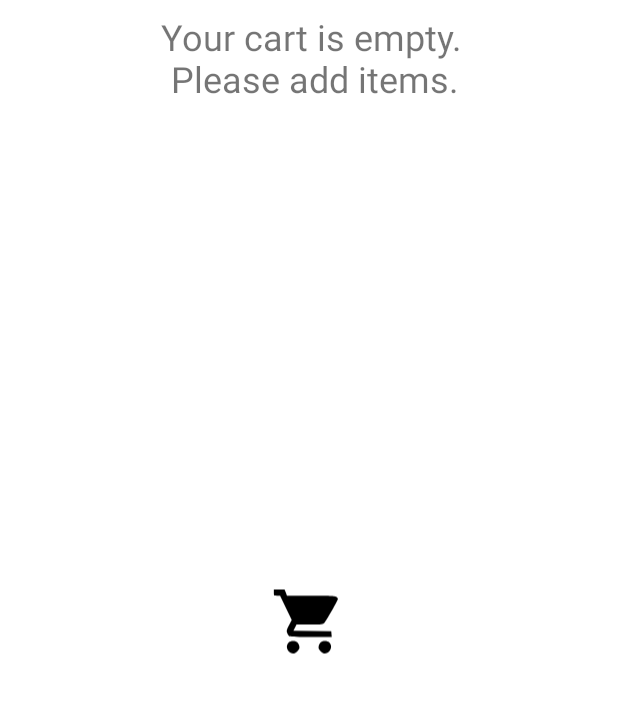
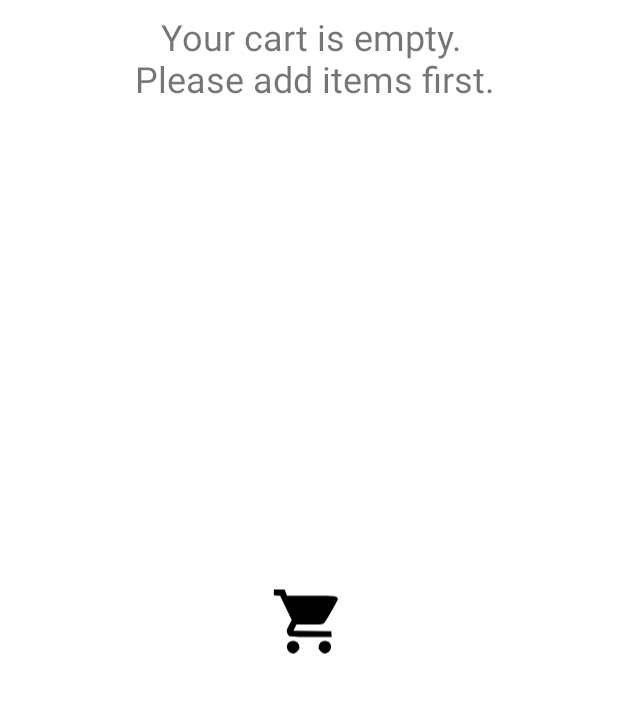
Before and after one commit to kavyaHebbani/App-Shortcuts, an Android app: the screen it shows after launch (MainActivity), after a tap on an icon or button, on a phone screen of 412 x 824 dp, the part 84-797 px from its top. Run offline under Robolectric (Android 15) with nearby library versions, the phone set to English and light mode, and no system bars.

Commit message:
Create package for fragments and shortcuts

```diff
--- a/app/src/main/java/upday/sample/shortcuts/adapter/CategoriesRecyclerViewAdapter.java
+++ b/app/src/main/java/upday/sample/shortcuts/adapter/CategoriesRecyclerViewAdapter.java
@@ -12,7 +12,7 @@ import android.widget.Toast;
 import java.util.ArrayList;
 import java.util.List;
 
-import upday.sample.shortcuts.DynamicShortcuts;
+import upday.sample.shortcuts.shortcuts.DynamicShortcuts;
 import upday.sample.shortcuts.R;
 
 /**
--- a/app/src/main/java/upday/sample/shortcuts/data/ItemListGenerator.java
+++ b/app/src/main/java/upday/sample/shortcuts/data/ItemListGenerator.java
@@ -12,6 +12,7 @@ import static upday.sample.shortcuts.data.ItemListGenerator.Categories.SPORTS;
 
 /**
  * Created by kavya on, 23/11/16.
+ * In real-time app, getting data needs to performed on background thread.
  */
 public class ItemListGenerator {
 
@@ -24,12 +25,12 @@ public class ItemListGenerator {
 
     public static List<Item> getItemsList() {
         List<Item> items = new ArrayList<>(6);
-        items.add(new Item("item1", GADGETS, 50));
-        items.add(new Item("item2", GADGETS, 70));
-        items.add(new Item("item3", SPORTS, 80));
-        items.add(new Item("item4", SPORTS, 90));
-        items.add(new Item("item5", FASHION, 100));
-        items.add(new Item("item6", FASHION, 60));
+        items.add(new Item("Item1", GADGETS, 50));
+        items.add(new Item("Item2", GADGETS, 70));
+        items.add(new Item("Item3", SPORTS, 80));
+        items.add(new Item("Item4", SPORTS, 90));
+        items.add(new Item("Item5", FASHION, 100));
+        items.add(new Item("Item6", FASHION, 60));
         return items;
     }
 
--- a/app/src/main/java/upday/sample/shortcuts/CartFragment.java
+++ b/app/src/main/java/upday/sample/shortcuts/fragments/CartFragment.java
@@ -1,4 +1,4 @@
-package upday.sample.shortcuts;
+package upday.sample.shortcuts.fragments;
 
 import android.os.Bundle;
 import android.support.annotation.Nullable;
@@ -6,6 +6,8 @@ import android.support.v4.app.Fragment;
 import android.view.LayoutInflater;
 import android.view.View;
 import android.view.ViewGroup;
+
+import upday.sample.shortcuts.R;
 
 /**
  * Created by kavya on, 23/11/16.
--- a/app/src/main/java/upday/sample/shortcuts/CategoriesFragment.java
+++ b/app/src/main/java/upday/sample/shortcuts/fragments/CategoriesFragment.java
@@ -1,4 +1,4 @@
-package upday.sample.shortcuts;
+package upday.sample.shortcuts.fragments;
 
 import android.os.Bundle;
 import android.support.annotation.Nullable;
@@ -10,6 +10,8 @@ import android.view.View;
 import android.view.ViewGroup;
 import android.widget.Button;
 
+import upday.sample.shortcuts.shortcuts.DynamicShortcuts;
+import upday.sample.shortcuts.R;
 import upday.sample.shortcuts.adapter.CategoriesRecyclerViewAdapter;
 
 import static upday.sample.shortcuts.data.ItemListGenerator.getCategoriesList;
--- a/app/src/main/java/upday/sample/shortcuts/MainFragment.java
+++ b/app/src/main/java/upday/sample/shortcuts/fragments/MainFragment.java
@@ -1,4 +1,4 @@
-package upday.sample.shortcuts;
+package upday.sample.shortcuts.fragments;
 
 import android.os.Bundle;
 import android.support.annotation.NonNull;
@@ -10,6 +10,8 @@ import android.view.LayoutInflater;
 import android.view.View;
 import android.view.ViewGroup;
 
+import upday.sample.shortcuts.shortcuts.DynamicShortcuts;
+import upday.sample.shortcuts.R;
 import upday.sample.shortcuts.adapter.MainRecyclerViewAdapter;
 
 import static upday.sample.shortcuts.data.ItemListGenerator.getItemsList;
--- a/app/src/main/java/upday/sample/shortcuts/MyFragmentManager.java
+++ b/app/src/main/java/upday/sample/shortcuts/fragments/MyFragmentManager.java
@@ -1,7 +1,9 @@
-package upday.sample.shortcuts;
+package upday.sample.shortcuts.fragments;
 
 import android.content.Intent;
 import android.support.v4.app.FragmentManager;
+
+import upday.sample.shortcuts.R;
 
 /**
  * Created by kavya on, 26/11/16.
@@ -9,24 +11,24 @@ import android.support.v4.app.FragmentManager;
 
 public class MyFragmentManager {
 
-    static final String CART = "cart";
-    static final String CATEGORIES = "categories";
-    static final String FRAGMENT_TO_SHOW = "fragment";
+    public static final String CART = "cart";
+    public static final String CATEGORIES = "categories";
+    public static final String FRAGMENT_TO_SHOW = "fragment";
 
     private static final String CART_FRAGMENT = "CartFragment";
     private static final String CATEGORIES_FRAGMENT = "CategoriesFragment";
 
     private FragmentManager mFragmentManager;
 
-    MyFragmentManager(FragmentManager fragmentManager) {
+    public MyFragmentManager(FragmentManager fragmentManager) {
         mFragmentManager = fragmentManager;
     }
 
-    void handleIntent(Intent intent) {
+    public void handleIntent(Intent intent) {
         showFragment(intent.getStringExtra(FRAGMENT_TO_SHOW));
     }
 
-    void showFragment(String name) {
+    public void showFragment(String name) {
         if (name != null) {
             switch (name) {
                 case CART:
--- a/app/src/main/java/upday/sample/shortcuts/DynamicShortcuts.java
+++ b/app/src/main/java/upday/sample/shortcuts/shortcuts/DynamicShortcuts.java
@@ -1,4 +1,4 @@
-package upday.sample.shortcuts;
+package upday.sample.shortcuts.shortcuts;
 
 import android.content.Context;
 import android.content.Intent;
@@ -10,10 +10,12 @@ import android.widget.Toast;
 import java.util.Arrays;
 import java.util.List;
 
+import upday.sample.shortcuts.MainActivity;
+import upday.sample.shortcuts.R;
 import upday.sample.shortcuts.data.ItemListGenerator;
 
-import static upday.sample.shortcuts.MyFragmentManager.FRAGMENT_TO_SHOW;
 import static upday.sample.shortcuts.data.ItemListGenerator.getIconForCategory;
+import static upday.sample.shortcuts.fragments.MyFragmentManager.FRAGMENT_TO_SHOW;
 
 /**
  * Created by kavya on, 25/11/16.
@@ -38,7 +40,7 @@ public class DynamicShortcuts {
         shortcutManager.setDynamicShortcuts(getShortcutInfo(context, category));
     }
 
-    static void restoreShortcuts(Context context) {
+    public static void restoreShortcuts(Context context) {
         ShortcutManager shortcutManager = getShortcutManager(context);
         if (shortcutManager.getDynamicShortcuts().size() == 0) {
             // restore dynamic shortcuts that needs to be added by default.
@@ -49,11 +51,11 @@ public class DynamicShortcuts {
         }
     }
 
-    static void reportShortcutUsed(Context context, String category) {
+    public static void reportShortcutUsed(Context context, String category) {
         getShortcutManager(context).reportShortcutUsed(category);
     }
 
-    static void removeShortcuts(Context context) {
+    public static void removeShortcuts(Context context) {
         Toast.makeText(context, R.string.shortcuts_removed, Toast.LENGTH_SHORT).show();
         getShortcutManager(context).removeAllDynamicShortcuts();
     }
@@ -68,7 +70,7 @@ public class DynamicShortcuts {
         // Add more shortcuts here
         return Arrays.asList(new ShortcutInfo.Builder(context, category)
                                      .setShortLabel(category)
-                                     .setLongLabel("Open " + category)
+                                     .setLongLabel("Go To " + category)
                                      .setIcon(getIcon(context, category))
                                      .setIntent(getIntent(context, category))
                                      .build());
--- a/app/src/main/res/layout/activity_main.xml
+++ b/app/src/main/res/layout/activity_main.xml
@@ -14,7 +14,7 @@
     <fragment android:layout_width="match_parent"
               android:layout_height="match_parent"
               android:id="@+id/main_fragment"
-              class="upday.sample.shortcuts.MainFragment"
+              class="upday.sample.shortcuts.fragments.MainFragment"
               android:layout_below="@+id/toolbar_layout"
               android:padding="16dp"/>
 
--- a/app/src/main/res/layout/toolbar.xml
+++ b/app/src/main/res/layout/toolbar.xml
@@ -18,7 +18,7 @@
             <TextView android:layout_width="0dp"
                       android:layout_height="wrap_content"
                       android:text="@string/app_name"
-                      android:textSize="24dp"
+                      android:textSize="24sp"
                       android:textColor="@android:color/white"
                       android:layout_weight="1"
                       android:layout_marginStart="8dp"/>
--- a/app/src/main/res/values/strings.xml
+++ b/app/src/main/res/values/strings.xml
@@ -1,13 +1,13 @@
 <resources>
     <string name="app_name">Shortcuts</string>
 
-    <string name="open_cart_short_label">My Shopping Cart</string>
+    <string name="open_cart_short_label">My Cart</string>
     <string name="open_cart_long_label">Open My Shopping Cart</string>
-    <string name="all_categories_short_label">All Categories</string>
+    <string name="all_categories_short_label">Categories</string>
     <string name="all_categories_long_label">Open List Of All Categories</string>
 
     <string name="disabled_message">This link is no more valid</string>
-    <string name="cart_message">Your cart is empty. \nPlease add items.</string>
+    <string name="cart_message">Your cart is empty. \nPlease add items first.</string>
     <string name="categories_description">Click on a category to add to App Shortcuts.</string>
     <string name="category_toast_message">Shortcut has been added for %s</string>
     <string name="remove_shortcuts">Remove shortcut to categories</string>
```
Also changed, not shown: app/src/main/java/upday/sample/shortcuts/MainActivity.java (+6 -2 lines).
